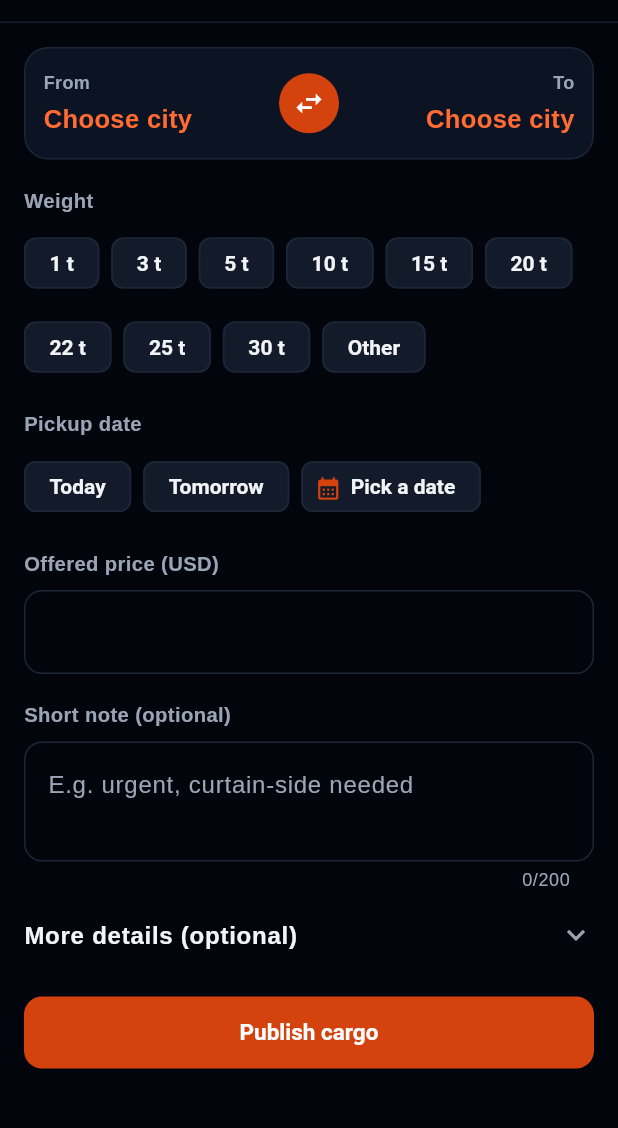
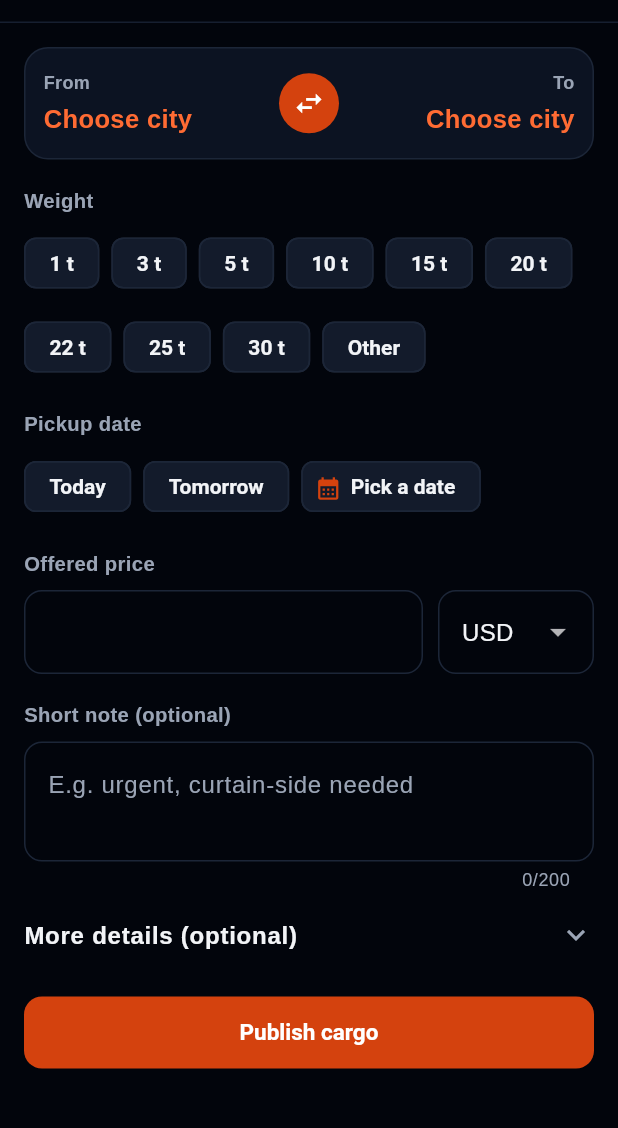
Before and after one commit to xalid9111/freightlink-test, a Flutter app: the CargoQuickForm screen opened by its route, on a phone screen of 412 x 824 dp, the part 61-1189 px from its top. Run offline on Flutter 3.47's test engine with Material 3 defaults, Android fonts, the phone set to English and light mode, and no system bars; our stand-ins replace audioplayers, equatable, file_picker, flutter_dotenv, flutter_map, flutter_riverpod and 8 more; missing offline and left inert: dart:js_interop, record; accounts and stored records are empty; network calls fail; project files that could hold a hidden picture were left out.

Commit message:
Add load: choose the price currency (USD by default)
"Yük əlavə et" had the currency fixed to USD. A small picker next to the
price now offers USD, EUR, AZN, TRY, RUB, GEL; USD stays the default and
editing a load keeps its saved currency (also an unlisted code). The
price label no longer says "(USD)" (new key create_price_cur in all 6
languages; the old key is unchanged). Cards, details and offers already
show the load's own currency. No SQL change (cargo.currency is free
text with default USD).

Test: test/cargo_currency_test.dart.

Co-Authored-By: Claude Opus 5.5 <noreply@anthropic.com>
Claude-Session: https://claude.ai/code/session_01TwoedHDaZ4iZm6AS71Mrpj

```diff
--- a/assets/i18n/az.json
+++ b/assets/i18n/az.json
@@ -342,6 +342,7 @@
   "create_pickup_country": "Yükləmə ölkəsi",
   "create_pickup_date": "Yükləmə tarixi",
   "create_price": "Təklif olunan qiymət (USD)",
+  "create_price_cur": "Təklif olunan qiymət",
   "create_section_cargo": "Yük məlumatları",
   "create_section_destination": "Boşaltma məlumatları",
   "create_section_pickup": "Yükləmə məlumatları",
--- a/assets/i18n/en.json
+++ b/assets/i18n/en.json
@@ -342,6 +342,7 @@
   "create_pickup_country": "Pickup country",
   "create_pickup_date": "Pickup date",
   "create_price": "Offered price (USD)",
+  "create_price_cur": "Offered price",
   "create_section_cargo": "Cargo details",
   "create_section_destination": "Destination details",
   "create_section_pickup": "Pickup details",
--- a/assets/i18n/tr.json
+++ b/assets/i18n/tr.json
@@ -342,6 +342,7 @@
   "create_pickup_country": "Yükleme ülkesi",
   "create_pickup_date": "Yükleme tarihi",
   "create_price": "Teklif edilen fiyat (USD)",
+  "create_price_cur": "Teklif edilen fiyat",
   "create_section_cargo": "Yük bilgileri",
   "create_section_destination": "Teslimat bilgileri",
   "create_section_pickup": "Yükleme bilgileri",
--- a/assets/i18n/zh.json
+++ b/assets/i18n/zh.json
@@ -342,6 +342,7 @@
   "create_pickup_country": "装货国家",
   "create_pickup_date": "装货日期",
   "create_price": "报价（美元）",
+  "create_price_cur": "报价",
   "create_section_cargo": "货物信息",
   "create_section_destination": "目的地信息",
   "create_section_pickup": "装货信息",
--- /dev/null
+++ b/lib/core/constants/currencies.dart
@@ -0,0 +1,16 @@
+/// Currencies a load price can be given in ("Yük əlavə et"). USD stays the
+/// default; the list and cards show whatever currency the load was saved in.
+const kCargoCurrencies = <String>['USD', 'EUR', 'AZN', 'TRY', 'RUB', 'GEL'];
+const kDefaultCargoCurrency = 'USD';
+
+/// Currency for the form: the saved one (also an older / unlisted code is
+/// kept as is), otherwise USD.
+String cargoCurrencyOrDefault(String? saved) {
+  final c = (saved ?? '').trim().toUpperCase();
+  return c.isEmpty ? kDefaultCargoCurrency : c;
+}
+
+/// Choices for the picker; a saved code that is not in the list is added
+/// so editing an old load never changes its currency by itself.
+List<String> cargoCurrencyChoices(String current) =>
+    kCargoCurrencies.contains(current) ? kCargoCurrencies : [current, ...kCargoCurrencies];
--- a/lib/features/cargo/presentation/cargo_quick_form.dart
+++ b/lib/features/cargo/presentation/cargo_quick_form.dart
@@ -3,6 +3,7 @@ import 'package:flutter_riverpod/flutter_riverpod.dart';
 import 'package:go_router/go_router.dart';
 import 'package:intl/intl.dart';
 
+import '../../../core/constants/currencies.dart';
 import '../../../core/errors/app_exception.dart';
 import '../../../core/localization/app_strings.dart';
 import '../../../core/localization/locale_controller.dart';
@@ -46,6 +47,7 @@ class _CargoQuickFormState extends ConsumerState<CargoQuickForm> {
   bool _customTons = false;
   String? _truck;
   DateTime? _pickupDate;
+  String _currency = kDefaultCargoCurrency;
 
   CargoModel? _original;
   bool _loaded = false;
@@ -67,6 +69,7 @@ class _CargoQuickFormState extends ConsumerState<CargoQuickForm> {
     _from = PickedPlace.fromStored(c.pickupCity, c.pickupCountry);
     _to = PickedPlace.fromStored(c.destinationCity, c.destinationCountry);
     _priceCtrl.text = c.offeredPrice.toStringAsFixed(0);
+    _currency = cargoCurrencyOrDefault(c.currency);
     _noteCtrl.text = c.description ?? '';
     _cargoTypeCtrl.text = c.cargoType ?? '';
     _volumeCtrl.text = c.volumeM3 == null ? '' : c.volumeM3!.toStringAsFixed(0);
@@ -188,7 +191,7 @@ class _CargoQuickFormState extends ConsumerState<CargoQuickForm> {
         pickupDate: _pickupDate!,
         deliveryDeadline: o?.deliveryDeadline,
         offeredPrice: double.parse(_priceCtrl.text.trim().replaceAll(',', '.')),
-        currency: 'USD', // all prices are in US dollars
+        currency: _currency, // chosen next to the price (USD by default)
         description: _noteCtrl.text.trim().isEmpty ? null : _noteCtrl.text.trim(),
         distanceKm: (pickupChanged || destChanged) ? null : o?.distanceKm,
         status: o?.status ?? 'new',
@@ -330,15 +333,39 @@ class _CargoQuickFormState extends ConsumerState<CargoQuickForm> {
               ),
 
               const SizedBox(height: 18),
-              _Label(strings.t('create_price')),
-              TextFormField(
+              // Without "(USD)": the currency is picked next to the price.
+              _Label(strings.t('create_price_cur')),
+              Row(
+                crossAxisAlignment: CrossAxisAlignment.start,
+                children: [
+                  Expanded(
+                    child: TextFormField(
                       controller: _priceCtrl,
                       keyboardType: const TextInputType.numberWithOptions(decimal: true),
-                decoration: const InputDecoration(suffixText: 'USD'),
                       validator: (v) {
                         final p = double.tryParse((v ?? '').trim().replaceAll(',', '.'));
                         return (p == null || p < 0) ? strings.t('field_required') : null;
                       },
+                    ),
+                  ),
+                  const SizedBox(width: 10),
+                  // Currency of the price (USD by default).
+                  SizedBox(
+                    width: 104,
+                    child: DropdownButtonFormField<String>(
+                      // Re-created once an edited load is loaded, so its saved currency shows.
+                      key: ValueKey('cargo-currency-${_original?.id}'),
+                      initialValue: _currency,
+                      isExpanded: true,
+                      items: [
+                        for (final c in cargoCurrencyChoices(_currency)) DropdownMenuItem(value: c, child: Text(c)),
+                      ],
+                      onChanged: (v) {
+                        if (v != null) setState(() => _currency = v);
+                      },
+                    ),
+                  ),
+                ],
               ),
 
               const SizedBox(height: 18),
```
Also changed, not shown: assets/i18n/ka.json, assets/i18n/ru.json, 1 other file. Lines whose indentation alone changed are shown as unchanged.
